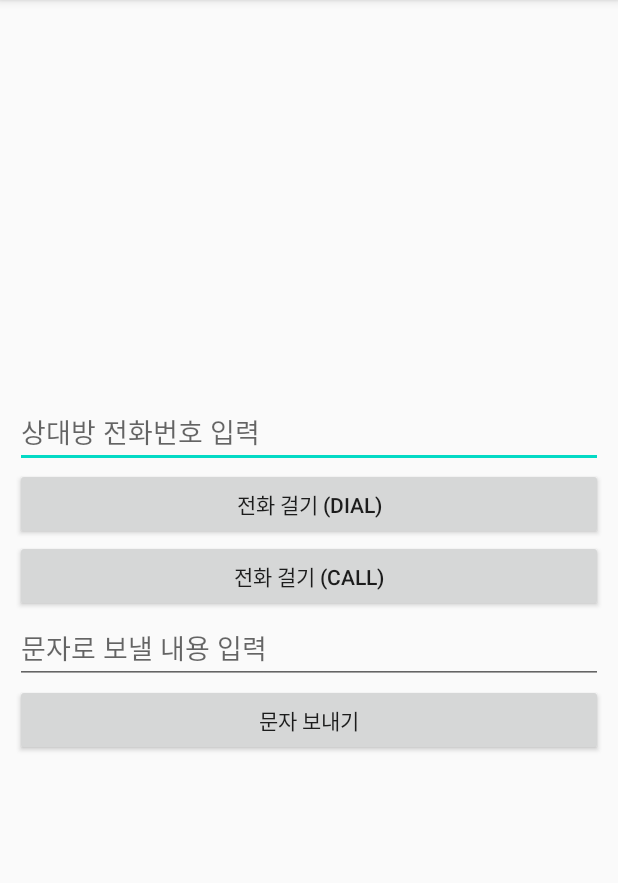
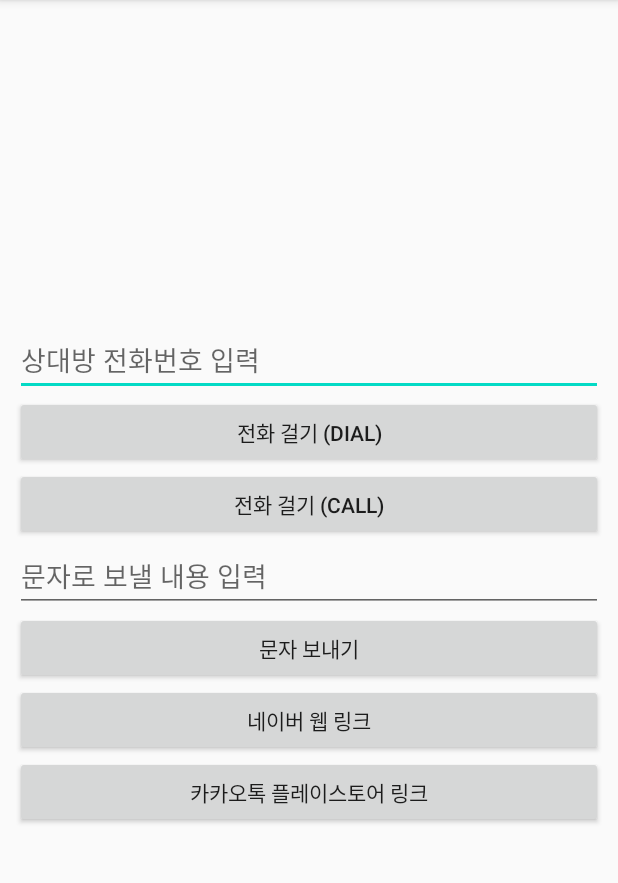
Before and after one commit to cho881020/AndroidIntent_20200706, an Android app: the screen it shows after launch (MainActivity), on a phone screen of 412 x 824 dp, the part 84-967 px from its top. Run offline under Robolectric (Android 15) with nearby library versions, the phone set to English and light mode, and no system bars.

Commit message:
네이버 웹링크 / 카카오 스토어링크

```diff
--- a/app/src/main/java/kr/co/tjoeun/androidintent_20200706/MainActivity.kt
+++ b/app/src/main/java/kr/co/tjoeun/androidintent_20200706/MainActivity.kt
@@ -51,5 +51,18 @@ class MainActivity : AppCompatActivity() {
             startActivity(myIntent)
         }
 
+        naverWebLinkBtn.setOnClickListener {
+            val myUri = Uri.parse("https://naver.com")
+            val myIntent = Intent(Intent.ACTION_VIEW, myUri)
+            startActivity(myIntent)
+        }
+
+        kakaoPlayStoreBtn.setOnClickListener {
+            val myUri = Uri.parse("market://details?id=com.kakao.talk")
+            val myIntent = Intent(Intent.ACTION_VIEW, myUri)
+            startActivity(myIntent)
+        }
+
+
     }
 }
--- a/app/src/main/res/layout/activity_main.xml
+++ b/app/src/main/res/layout/activity_main.xml
@@ -41,4 +41,17 @@
         android:layout_height="wrap_content"
         android:text="문자 보내기" />
 
+    <Button
+        android:id="@+id/naverWebLinkBtn"
+        android:layout_width="match_parent"
+        android:layout_height="wrap_content"
+        android:text="네이버 웹 링크" />
+
+    <Button
+        android:id="@+id/kakaoPlayStoreBtn"
+        android:layout_width="match_parent"
+        android:layout_height="wrap_content"
+        android:text="카카오톡 플레이스토어 링크" />
+
+
 </LinearLayout>
```
